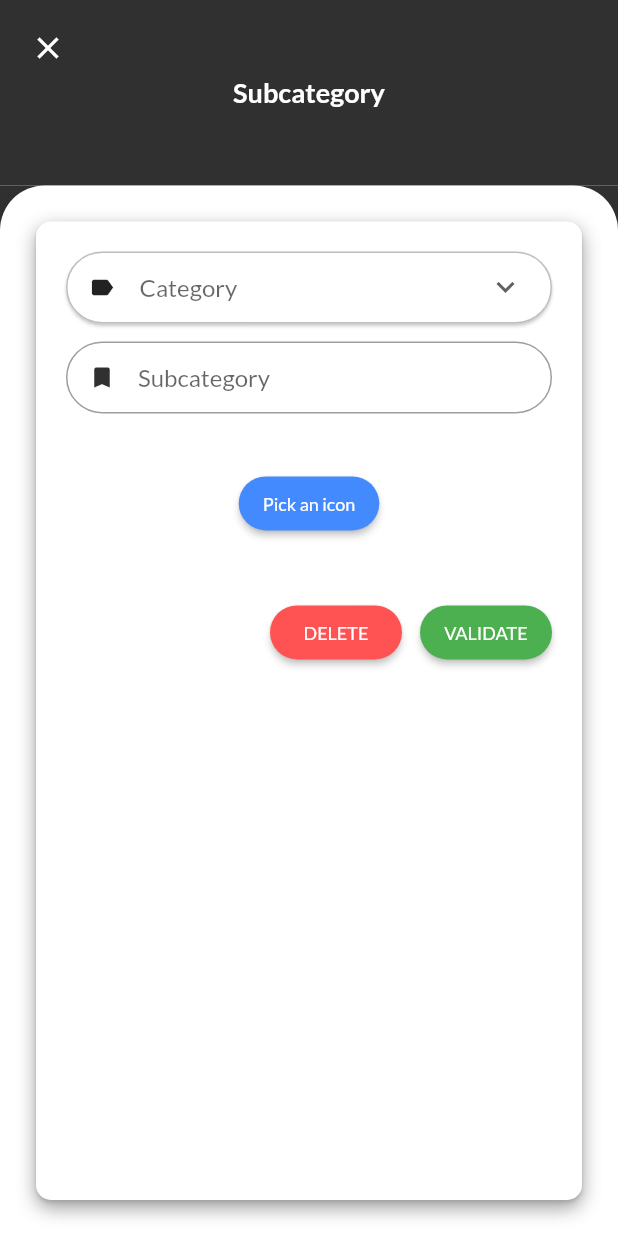
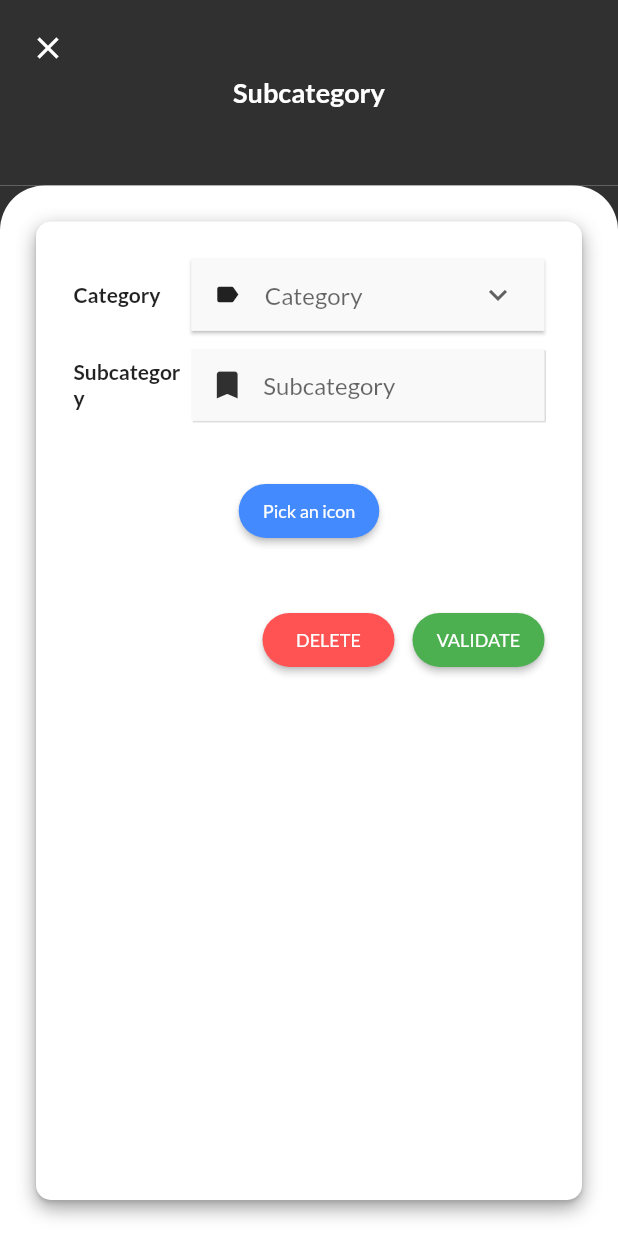
Before and after one commit to JorisTruong/homeaccountant-app, a Flutter app: the CategoryInfoPage screen opened by its route, on a phone screen of 412 x 824 dp. Run offline on Flutter 3.47's test engine with Material 2 defaults, Android fonts, the light colour scheme and no system bars; our stand-ins replace fl_chart, flutter_redux, flutter_svg, google_fonts, persistent_bottom_nav_bar, redux and 2 more; missing offline and left inert: date_util, flutter_date_pickers, flutter_iconpicker, flutter_pagewise, keyboard_avoider; accounts and stored records are empty.

Commit message:
feat: redesigned subcategory info page

```diff
--- a/lib/const.dart
+++ b/lib/const.dart
@@ -13,6 +13,7 @@ List options = [
 class BaseColors {
   Color mainColor = Colors.grey[850];
   Color secondaryColor = Colors.grey[650];
+  Color tertiaryColor = Color(0xfff9f9f9);
   Color blue = Colors.blueAccent;
   Color red = Colors.redAccent;
   Color yellow = Colors.amberAccent;
--- a/lib/screen/category_info.dart
+++ b/lib/screen/category_info.dart
@@ -145,18 +145,31 @@ class _CategoryInfoPageState extends State<CategoryInfoPage> with TickerProvider
                                             builder: (context, constraints) {
                                               return Container(
                                                 child: Padding(
-                                                  padding: EdgeInsets.all(20.0),
+                                                  padding: EdgeInsets.all(25.0),
                                                   child: Column(
                                                     children: [
+                                                      Row(
+                                                        children: [
+                                                          Expanded(
+                                                            flex: 1,
+                                                            child: Text(
+                                                              'Category',
+                                                              style: TextStyle(
+                                                                fontWeight: FontWeight.bold
+                                                              ),
+                                                            )
+                                                          ),
+                                                          Expanded(
+                                                            flex: 3,
                                                             /// Dropdown to select the category
-                                                      DropdownButtonHideUnderline(
+                                                            child: DropdownButtonHideUnderline(
                                                               child: ButtonTheme(
                                                                 alignedDropdown: true,
                                                                 child: Card(
+                                                                  color: baseColors.tertiaryColor,
                                                                   margin: EdgeInsets.zero,
                                                                   shape: RoundedRectangleBorder(
-                                                              borderRadius: BorderRadius.circular(40.0),
-                                                              side: BorderSide(color: errorCategory ? baseColors.errorColor : baseColors.borderColor)
+                                                                    side: BorderSide(color: errorCategory ? baseColors.errorColor : baseColors.transparent)
                                                                   ),
                                                                   child: Row(
                                                                     children: [
@@ -211,18 +224,48 @@ class _CategoryInfoPageState extends State<CategoryInfoPage> with TickerProvider
                                                                   )
                                                                 )
                                                               )
+                                                            )
+                                                          ),
+                                                        ]
                                                       ),
                                                       SizedBox(height: 12.0),
+                                                      Row(
+                                                        children: [
+                                                          Expanded(
+                                                            flex: 1,
+                                                            child: Text(
+                                                              'Subcategory',
+                                                              style: TextStyle(
+                                                                fontWeight: FontWeight.bold
+                                                              ),
+                                                            )
+                                                          ),
+                                                          Expanded(
+                                                            flex: 3,
                                                             /// Name of the subcategory
-                                                      TextField(
+                                                            child: Container(
+                                                              decoration: BoxDecoration(
+                                                                color: baseColors.tertiaryColor,
+                                                                boxShadow: [
+                                                                  BoxShadow(
+                                                                    color: Colors.grey.withOpacity(0.35),
+                                                                    spreadRadius: 0,
+                                                                    blurRadius: 0,
+                                                                    offset: Offset(1, 1), // changes position of shadow
+                                                                  ),
+                                                                ],
+                                                              ),
+                                                              child: TextField(
                                                                 controller: _store.state.categorySubcategoryText,
                                                                 decoration: InputDecoration(
-                                                          errorText: errorSubcategory ? 'Cannot be null' : null,
-                                                          isDense: true,
+                                                                  errorText: errorSubcategory ? '' : null,
+                                                                  errorStyle: TextStyle(height: 0),
+                                                                  isDense: false,
                                                                   alignLabelWithHint: true,
-                                                          border: OutlineInputBorder(borderRadius: BorderRadius.circular(40.0)),
+                                                                  errorBorder: OutlineInputBorder(borderSide: BorderSide(color: baseColors.errorColor)),
+                                                                  border: OutlineInputBorder(borderSide: BorderSide.none),
                                                                   contentPadding: EdgeInsets.only(right: 20.0),
-                                                          labelText: 'Subcategory',
+                                                                  hintText: 'Subcategory',
                                                                   prefixIcon: Icon(Icons.turned_in, color: baseColors.mainColor)
                                                                 ),
                                                                 onChanged: (string) {
@@ -230,6 +273,10 @@ class _CategoryInfoPageState extends State<CategoryInfoPage> with TickerProvider
                                                                     errorSubcategory = false;
                                                                   });
                                                                 },
+                                                              )
+                                                            )
+                                                          )
+                                                        ]
                                                       ),
                                                       SizedBox(height: 12.0),
                                                       _store.state.categorySubcategoryIcon == null ? SizedBox(height: 12.0) : Column(
```
Lines whose indentation alone changed are shown as unchanged.
